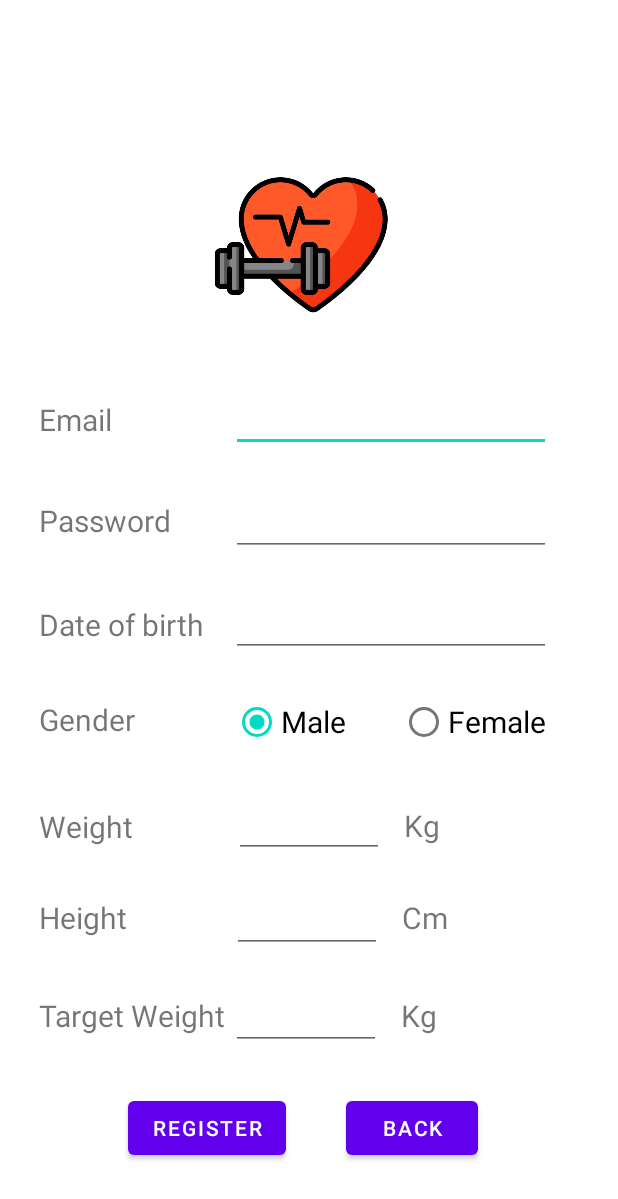
After one commit to viviana-gherasim/myFitnessApp, an Android app: the layout register.xml on its own in the app's theme, with its tools: preview values and no code run, on a phone screen of 412 x 824 dp. The commit adds this screen. Shown: the top 1199 px of the screen. Run offline under Robolectric (Android 15) with nearby library versions, the phone set to English and light mode, and no system bars.

Commit message:
Designed the login and register xml files

```diff
--- /dev/null
+++ b/app/src/main/res/layout/register.xml
@@ -0,0 +1,238 @@
+<?xml version="1.0" encoding="utf-8"?>
+<androidx.constraintlayout.widget.ConstraintLayout
+    xmlns:android="http://schemas.android.com/apk/res/android"
+    xmlns:app="http://schemas.android.com/apk/res-auto"
+    xmlns:tools="http://schemas.android.com/tools"
+    android:layout_width="match_parent"
+    android:layout_height="match_parent">
+
+    <ImageView
+        android:layout_width="163dp"
+        android:layout_height="115dp"
+        android:layout_marginStart="119dp"
+        android:layout_marginBottom="35dp"
+        android:src="@drawable/dumbbell"
+        app:layout_constraintBottom_toTopOf="@+id/editTextTextEmailAddress2"
+        app:layout_constraintStart_toStartOf="parent" />
+
+    <TextView
+        android:id="@+id/textView3"
+        android:layout_width="wrap_content"
+        android:layout_height="wrap_content"
+        android:layout_marginStart="26dp"
+        android:layout_marginBottom="40dp"
+        android:text="Email"
+        android:textSize="20dp"
+        app:layout_constraintBottom_toTopOf="@+id/textView4"
+        app:layout_constraintStart_toStartOf="parent" />
+
+    <EditText
+        android:id="@+id/editTextTextEmailAddress2"
+        android:layout_width="wrap_content"
+        android:layout_height="wrap_content"
+        android:layout_marginStart="79dp"
+        android:layout_marginBottom="24dp"
+        android:ems="10"
+        android:inputType="textEmailAddress"
+        app:layout_constraintBottom_toTopOf="@+id/editTextTextPassword2"
+        app:layout_constraintStart_toEndOf="@+id/textView3" />
+
+    <TextView
+        android:id="@+id/textView4"
+        android:layout_width="wrap_content"
+        android:layout_height="wrap_content"
+        android:layout_marginStart="26dp"
+        android:layout_marginBottom="42dp"
+        android:text="Password"
+        android:textSize="20dp"
+        app:layout_constraintBottom_toTopOf="@+id/textView5"
+        app:layout_constraintStart_toStartOf="parent" />
+
+    <EditText
+        android:id="@+id/editTextTextPassword2"
+        android:layout_width="wrap_content"
+        android:layout_height="wrap_content"
+        android:layout_marginStart="40dp"
+        android:layout_marginBottom="22dp"
+        android:ems="10"
+        android:inputType="textPassword"
+        app:layout_constraintBottom_toTopOf="@+id/editTextDate2"
+        app:layout_constraintStart_toEndOf="@+id/textView4" />
+
+    <TextView
+        android:id="@+id/textView5"
+        android:layout_width="wrap_content"
+        android:layout_height="wrap_content"
+        android:layout_marginStart="26dp"
+        android:layout_marginBottom="36dp"
+        android:text="Date of birth"
+        android:textSize="20dp"
+        app:layout_constraintBottom_toTopOf="@+id/textView6"
+        app:layout_constraintStart_toStartOf="parent" />
+
+    <TextView
+        android:id="@+id/textView6"
+        android:layout_width="wrap_content"
+        android:layout_height="wrap_content"
+        android:layout_marginStart="26dp"
+        android:layout_marginBottom="44dp"
+        android:text="Gender"
+        android:textSize="20dp"
+        app:layout_constraintBottom_toTopOf="@+id/textView7"
+        app:layout_constraintStart_toStartOf="parent" />
+
+    <RadioButton
+        android:id="@+id/radioButton"
+        android:layout_width="wrap_content"
+        android:layout_height="wrap_content"
+        android:layout_marginStart="65dp"
+        android:layout_marginBottom="21dp"
+        android:checked="true"
+        android:text="Male"
+        android:textSize="20dp"
+        app:layout_constraintBottom_toTopOf="@+id/editTextNumber2"
+        app:layout_constraintStart_toEndOf="@+id/textView6" />
+
+    <RadioButton
+        android:id="@+id/radioButton2"
+        android:layout_width="wrap_content"
+        android:layout_height="wrap_content"
+        android:layout_marginStart="36dp"
+        android:layout_marginBottom="21dp"
+        android:text="Female"
+        android:textSize="20dp"
+        app:layout_constraintBottom_toTopOf="@+id/editTextNumber2"
+        app:layout_constraintStart_toEndOf="@+id/radioButton" />
+
+    <TextView
+        android:id="@+id/textView7"
+        android:layout_width="wrap_content"
+        android:layout_height="wrap_content"
+        android:layout_marginStart="26dp"
+        android:layout_marginBottom="33dp"
+        android:text="Weight"
+        android:textSize="20dp"
+        app:layout_constraintBottom_toTopOf="@+id/textView8"
+        app:layout_constraintStart_toStartOf="parent" />
+
+    <TextView
+        android:id="@+id/textView8"
+        android:layout_width="wrap_content"
+        android:layout_height="wrap_content"
+        android:layout_marginStart="26dp"
+        android:layout_marginBottom="38dp"
+        android:text="Height"
+        android:textSize="20dp"
+        app:layout_constraintBottom_toTopOf="@+id/textView9"
+        app:layout_constraintStart_toStartOf="parent" />
+
+    <TextView
+        android:id="@+id/textView9"
+        android:layout_width="wrap_content"
+        android:layout_height="wrap_content"
+        android:layout_marginStart="26dp"
+        android:layout_marginBottom="37dp"
+        android:text="Target Weight"
+        android:textSize="20dp"
+        app:layout_constraintBottom_toTopOf="@+id/button5"
+        app:layout_constraintStart_toStartOf="parent" />
+
+    <EditText
+        android:id="@+id/editTextNumber2"
+        android:layout_width="100dp"
+        android:layout_height="wrap_content"
+        android:layout_marginStart="67dp"
+        android:layout_marginBottom="18dp"
+        android:ems="10"
+        android:inputType="number"
+        app:layout_constraintBottom_toTopOf="@+id/editTextNumber3"
+        app:layout_constraintStart_toEndOf="@+id/textView7" />
+
+    <EditText
+        android:id="@+id/editTextNumber3"
+        android:layout_width="100dp"
+        android:layout_height="wrap_content"
+        android:layout_marginStart="70dp"
+        android:layout_marginBottom="19dp"
+        android:ems="10"
+        android:inputType="number"
+        app:layout_constraintBottom_toTopOf="@+id/editTextNumber4"
+        app:layout_constraintStart_toEndOf="@+id/textView8" />
+
+    <EditText
+        android:id="@+id/editTextNumber4"
+        android:layout_width="100dp"
+        android:layout_height="wrap_content"
+        android:layout_marginStart="4dp"
+        android:layout_marginBottom="28dp"
+        android:ems="10"
+        android:inputType="number"
+        app:layout_constraintBottom_toTopOf="@+id/button5"
+        app:layout_constraintStart_toEndOf="@+id/textView9" />
+
+    <EditText
+        android:id="@+id/editTextDate2"
+        android:layout_width="wrap_content"
+        android:layout_height="wrap_content"
+        android:layout_marginStart="18dp"
+        android:layout_marginBottom="19dp"
+        android:ems="10"
+        android:inputType="date"
+        app:layout_constraintBottom_toTopOf="@+id/radioButton"
+        app:layout_constraintStart_toEndOf="@+id/textView5" />
+
+    <Button
+        android:id="@+id/button5"
+        android:layout_width="wrap_content"
+        android:layout_height="wrap_content"
+        android:layout_marginStart="85dp"
+        android:layout_marginBottom="48dp"
+        android:text="Register"
+        app:layout_constraintBottom_toBottomOf="parent"
+        app:layout_constraintStart_toStartOf="parent" />
+
+    <Button
+        android:id="@+id/button6"
+        android:layout_width="wrap_content"
+        android:layout_height="wrap_content"
+        android:layout_marginStart="40dp"
+        android:layout_marginBottom="48dp"
+        android:text="Back"
+        app:layout_constraintBottom_toBottomOf="parent"
+        app:layout_constraintStart_toEndOf="@+id/button5" />
+
+    <TextView
+        android:id="@+id/textView10"
+        android:layout_width="wrap_content"
+        android:layout_height="wrap_content"
+        android:layout_marginStart="13dp"
+        android:layout_marginBottom="34dp"
+        android:text="Kg"
+        android:textSize="20dp"
+        app:layout_constraintBottom_toTopOf="@+id/textView11"
+        app:layout_constraintStart_toEndOf="@+id/editTextNumber2" />
+
+    <TextView
+        android:id="@+id/textView11"
+        android:layout_width="wrap_content"
+        android:layout_height="wrap_content"
+        android:layout_marginStart="13dp"
+        android:layout_marginBottom="38dp"
+        android:text="Cm"
+        android:textSize="20dp"
+        app:layout_constraintBottom_toTopOf="@+id/textView12"
+        app:layout_constraintStart_toEndOf="@+id/editTextNumber3" />
+
+    <TextView
+        android:id="@+id/textView12"
+        android:layout_width="wrap_content"
+        android:layout_height="wrap_content"
+        android:layout_marginStart="13dp"
+        android:layout_marginBottom="37dp"
+        android:text="Kg"
+        android:textSize="20dp"
+        app:layout_constraintBottom_toTopOf="@+id/button6"
+        app:layout_constraintStart_toEndOf="@+id/editTextNumber4" />
+
+
+</androidx.constraintlayout.widget.ConstraintLayout>
```
Also changed, not shown: app/src/main/res/layout/activity_main.xml (+16 -6 lines), app/src/main/res/layout/login.xml (added, +81 -0 lines), app/src/main/res/drawable/dumbbell.png (added).
